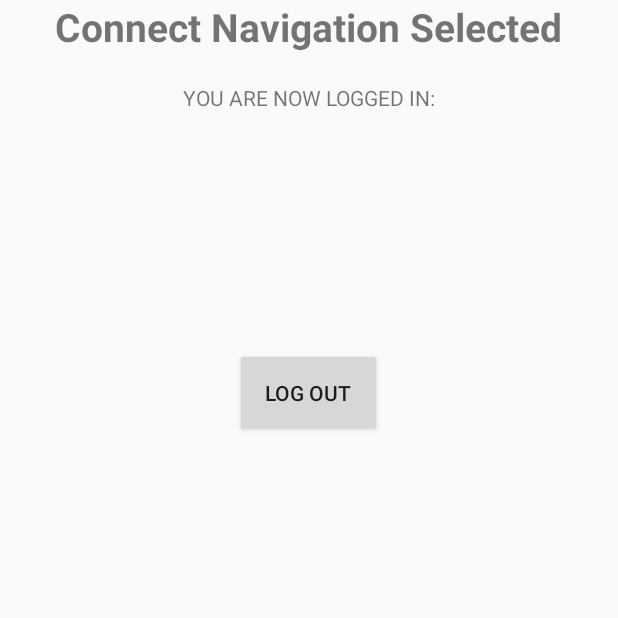
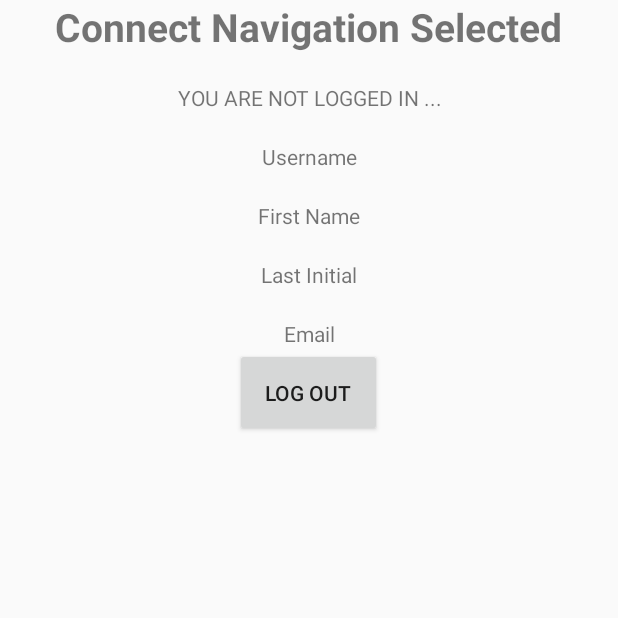
Before and after one commit to cs15jjs/CarbonDevelopment, an Android app: the fragment ConnectFragment shown on its own in the app's theme, on a phone screen of 412 x 824 dp, the top half of it. Run offline under Robolectric (Android 15) with nearby library versions, the phone set to English and light mode, and no system bars.

Commit message:
Fixing issue with Login/Logout set Texts

```diff
--- a/ZeroEvents/app/src/main/java/carbon/zeroevents/Fragments/ConnectFragment.java
+++ b/ZeroEvents/app/src/main/java/carbon/zeroevents/Fragments/ConnectFragment.java
@@ -23,7 +23,7 @@ import carbon.zeroevents.R;
 public class ConnectFragment extends Fragment {
 
     private Button logoutButton;
-    private TextView tvEmail, tvUsername, tvFirst, tvLast;
+    private TextView tvEmail, tvUsername, tvFirst, tvLast, loggedinTV;
     private UserSession session;
     private UserInfo userInfo;
     private Activity activity;
@@ -32,7 +32,7 @@ public class ConnectFragment extends Fragment {
     @Override
     public View onCreateView(LayoutInflater inflater, @Nullable ViewGroup container, @Nullable Bundle savedInstanceState) {
 
-        View view = inflater.inflate(R.layout.connect_tab,container,false);
+        View view = inflater.inflate(R.layout.connect_tab, container, false);
 
         activity = this.getActivity();
 
@@ -44,20 +44,14 @@ public class ConnectFragment extends Fragment {
         tvUsername = (TextView) view.findViewById(R.id.textViewUsername);
         tvFirst = (TextView) view.findViewById(R.id.textViewFirstName);
         tvLast = (TextView) view.findViewById(R.id.textViewLast);
+        loggedinTV = (TextView) view.findViewById(R.id.textViewStatus);
 
         if (!session.isUserLoggedin()) {
+            loggedinTV.setText("YOU ARE NOT LOGGED IN ...");
             startActivity(new Intent(activity, Login.class));
         }
 
-        String username = userInfo.getKeyUsername();
-        String email = userInfo.getKeyUsername();
-        String firstN = userInfo.getKeyFirstName();
-        String lastI = userInfo.getKeyLastInitial();
-
-        tvUsername.setText(username);
-        tvEmail.setText(email);
-        tvFirst.setText(firstN);
-        tvLast.setText(lastI);
+        setText();
 
         logoutButton.setOnClickListener(new View.OnClickListener() {
 
@@ -66,9 +60,24 @@ public class ConnectFragment extends Fragment {
                 session.setLoggedin(false);
                 userInfo.clearUserInfo();
                 startActivity(new Intent(activity, Login.class));
+                loggedinTV.setText("YOU ARE NOT LOGGED IN ...");
+                setText();
             }
         });
 
         return view;
     }
+
+    private void setText(){
+
+        String username = userInfo.getKeyUsername();
+        String email = userInfo.getKeyEmail();
+        String firstN = userInfo.getKeyFirstName();
+        String lastI = userInfo.getKeyLastInitial();
+
+        tvUsername.setText(username);
+        tvEmail.setText(email);
+        tvFirst.setText(firstN);
+        tvLast.setText(lastI);
+    }
 }
--- a/ZeroEvents/app/src/main/java/carbon/zeroevents/MainActivity.java
+++ b/ZeroEvents/app/src/main/java/carbon/zeroevents/MainActivity.java
@@ -10,6 +10,7 @@ import android.util.Log;
 import android.view.MenuItem;
 import android.view.MotionEvent;
 import android.view.View;
+import android.support.v7.widget.Toolbar;
 
 import carbon.zeroevents.Fragments.ConnectFragment;
 import carbon.zeroevents.Fragments.ExploreFragment;
@@ -25,6 +26,7 @@ public class MainActivity extends AppCompatActivity {
     MenuItem prevMenuItem;
     BottomNavigationView bottomNavigationView;
     private int pageSelected;
+//    private Toolbar toolbar;
 
     @Override
     protected void onCreate(Bundle savedInstanceState) {
@@ -32,6 +34,8 @@ public class MainActivity extends AppCompatActivity {
         setContentView(R.layout.activity_main);
 
         viewPager = (ViewPager) findViewById(R.id.container);
+//        toolbar = (Toolbar) findViewById(R.id.toolbar);
+//        setSupportActionBar(toolbar);
 
         bottomNavigationView = (BottomNavigationView) findViewById(R.id.navigation);
         bottomNavigationView.setOnNavigationItemSelectedListener(new BottomNavigationView.OnNavigationItemSelectedListener() {
@@ -44,6 +48,7 @@ public class MainActivity extends AppCompatActivity {
                 switch (id) {
                     case R.id.navigation_home:
                         viewPager.setCurrentItem(0);
+//                        getSupportActionBar().setTitle("Home Selected");
                         return true;
                     case R.id.navigation_explore:
                         viewPager.setCurrentItem(1);
--- a/ZeroEvents/app/src/main/java/carbon/zeroevents/Manual_User/UserInfo.java
+++ b/ZeroEvents/app/src/main/java/carbon/zeroevents/Manual_User/UserInfo.java
@@ -49,11 +49,11 @@ public class UserInfo {
         editor.commit();
     }
 
-    public String getKeyUsername(){return prefs.getString(KEY_USERNAME, "");}
+    public String getKeyUsername(){return prefs.getString(KEY_USERNAME, "Username");}
 
-    public String getKeyEmail(){return prefs.getString(KEY_EMAIL, "");}
+    public String getKeyEmail(){return prefs.getString(KEY_EMAIL, "Email");}
 
-    public String getKeyFirstName(){return prefs.getString(KEY_FIRST_NAME, "");}
+    public String getKeyFirstName(){return prefs.getString(KEY_FIRST_NAME, "First Name");}
 
-    public String getKeyLastInitial(){return prefs.getString(KEY_LAST_INITIAL, "");}
+    public String getKeyLastInitial(){return prefs.getString(KEY_LAST_INITIAL, "Last Initial");}
 }
--- a/ZeroEvents/app/src/main/res/layout/connect_tab.xml
+++ b/ZeroEvents/app/src/main/res/layout/connect_tab.xml
@@ -9,7 +9,7 @@
     <TextView
         android:layout_width="wrap_content"
         android:layout_height="wrap_content"
-        android:text="Connect Navigation Selected"
+        android:text="@string/hello_connect_fragment"
         android:textStyle="bold"
         android:textSize="26sp"
         android:layout_gravity="center"/>
@@ -20,7 +20,7 @@
         android:layout_height="wrap_content"
         android:paddingTop="20dp"
         android:gravity="center"
-        android:text="YOU ARE NOW LOGGED IN:" />
+        android:text="@string/logged_in" />
 
     <TextView
         android:id="@+id/textViewUsername"
@@ -28,7 +28,7 @@
         android:layout_height="wrap_content"
         android:paddingTop="20dp"
         android:gravity="center"
-        android:text="Username" />
+        android:text="" />
 
     <TextView
         android:id="@+id/textViewFirstName"
@@ -36,7 +36,7 @@
         android:layout_height="wrap_content"
         android:paddingTop="20dp"
         android:gravity="center"
-        android:text="First Name" />
+        android:text="" />
 
     <TextView
         android:id="@+id/textViewLast"
@@ -44,7 +44,7 @@
         android:layout_height="wrap_content"
         android:paddingTop="20dp"
         android:gravity="center"
-        android:text="Last Initial"/>
+        android:text=""/>
 
     <TextView
         android:id="@+id/textViewEmail"
@@ -52,13 +52,13 @@
         android:layout_height="wrap_content"
         android:paddingTop="20dp"
         android:gravity="center"
-        android:text="Email" />
+        android:text="" />
 
     <Button
         android:id="@+id/logOutButton"
         android:layout_width="wrap_content"
         android:layout_height="wrap_content"
-        android:text="LOG OUT"
+        android:text="@string/log_out_button"
         android:padding="20dp"
         android:layout_gravity="center"
         tools:layout_editor_absoluteX="96dp"
--- a/ZeroEvents/app/src/main/res/layout/explore_tab.xml
+++ b/ZeroEvents/app/src/main/res/layout/explore_tab.xml
@@ -1,6 +1,8 @@
 <?xml version="1.0" encoding="utf-8"?>
 <RelativeLayout
-    xmlns:android="http://schemas.android.com/apk/res/android" android:layout_width="match_parent"
+    xmlns:android="http://schemas.android.com/apk/res/android"
+    xmlns:app="http://schemas.android.com/apk/res-auto"
+    android:layout_width="match_parent"
     android:layout_height="match_parent">
 
     <ListView
--- a/ZeroEvents/app/src/main/res/layout/home_tab.xml
+++ b/ZeroEvents/app/src/main/res/layout/home_tab.xml
@@ -6,7 +6,7 @@
     <TextView
         android:layout_width="wrap_content"
         android:layout_height="wrap_content"
-        android:text="Home Navigation Selected"
+        android:text="@string/hello_home_fragment"
         android:textStyle="bold"
         android:textSize="26sp"
         android:layout_centerInParent="true"/>
--- a/ZeroEvents/app/src/main/res/layout/settings_tab.xml
+++ b/ZeroEvents/app/src/main/res/layout/settings_tab.xml
@@ -6,7 +6,7 @@
     <TextView
         android:layout_width="wrap_content"
         android:layout_height="wrap_content"
-        android:text="Settings Navigation Selected"
+        android:text="@string/hello_settings_fragment"
         android:textStyle="bold"
         android:textSize="26sp"
         android:layout_centerInParent="true"/>
--- a/ZeroEvents/app/src/main/res/values/strings.xml
+++ b/ZeroEvents/app/src/main/res/values/strings.xml
@@ -5,10 +5,10 @@
     <string name="title_connect">Connect</string>
     <string name="title_settings">Settings</string>
 
-    <string name="hello_home_fragment">Home Fragment</string>
-    <string name="hello_explore_fragment">Explore Fragment</string>
-    <string name="hello_connect_fragment">Connect Fragment</string>
-    <string name="hello_settings_fragment">Settings Fragment</string>
+    <string name="hello_home_fragment">Home Navigation Selected</string>
+    <string name="hello_explore_fragment">Explore Navigation Selected</string>
+    <string name="hello_connect_fragment">Connect Navigation Selected</string>
+    <string name="hello_settings_fragment">Settings Navigation Selected</string>
 
     <string name="hint_email">Enter Email</string>
     <string name="hint_username">Enter Username</string>
@@ -18,7 +18,9 @@
 
     <string name="sign_up_button">SIGN UP</string>
     <string name="log_in_button">LOG IN</string>
+    <string name="log_out_button">LOG OUT</string>
     <string name="not_now_textview"><u>Not now, sign in later ...</u></string>
 
     <string name="createAccBut">Create Account ...</string>
+    <string name="logged_in">YOU ARE LOGGED IN ...</string>
 </resources>
--- a/ZeroEvents/app/src/main/res/values/styles.xml
+++ b/ZeroEvents/app/src/main/res/values/styles.xml
@@ -10,4 +10,8 @@
         <item name="windowNoTitle">true</item>
     </style>
 
+    <style name="AppTheme.AppBarOverlay" parent="ThemeOverlay.AppCompat.Dark.ActionBar" />
+
+    <style name="AppTheme.PopupOverlay" parent="ThemeOverlay.AppCompat.Light" />
+
 </resources>
```
Also changed, not shown: ZeroEvents/app/src/main/res/layout/activity_main.xml (+28 -0 lines), 1 other file.
